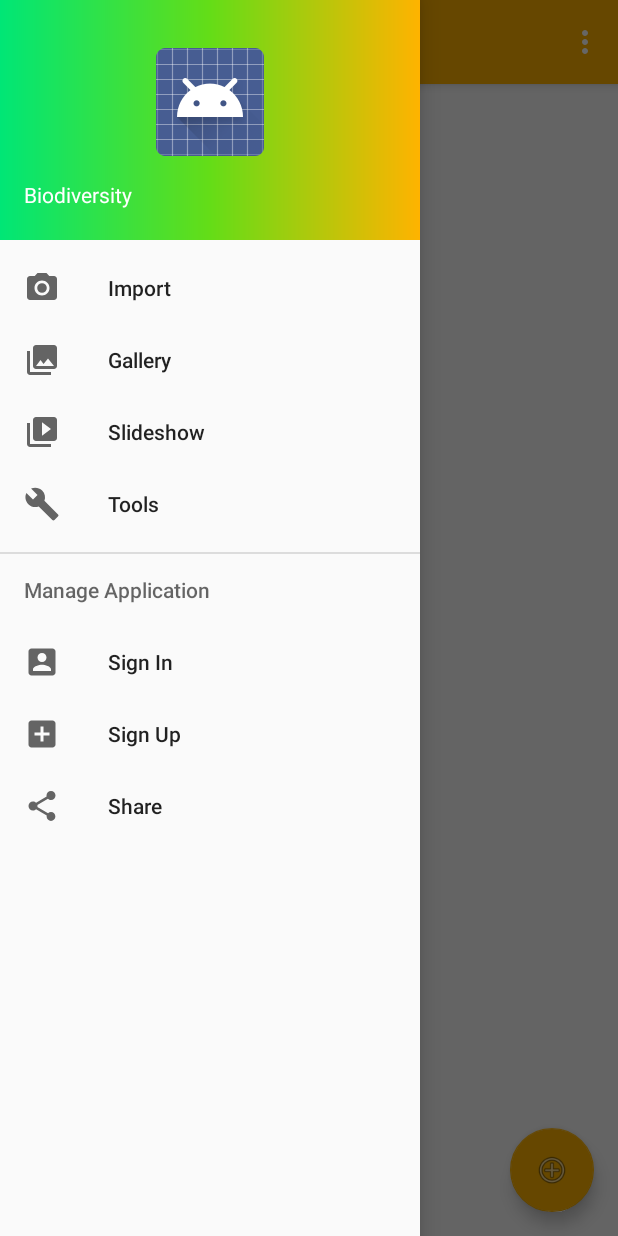
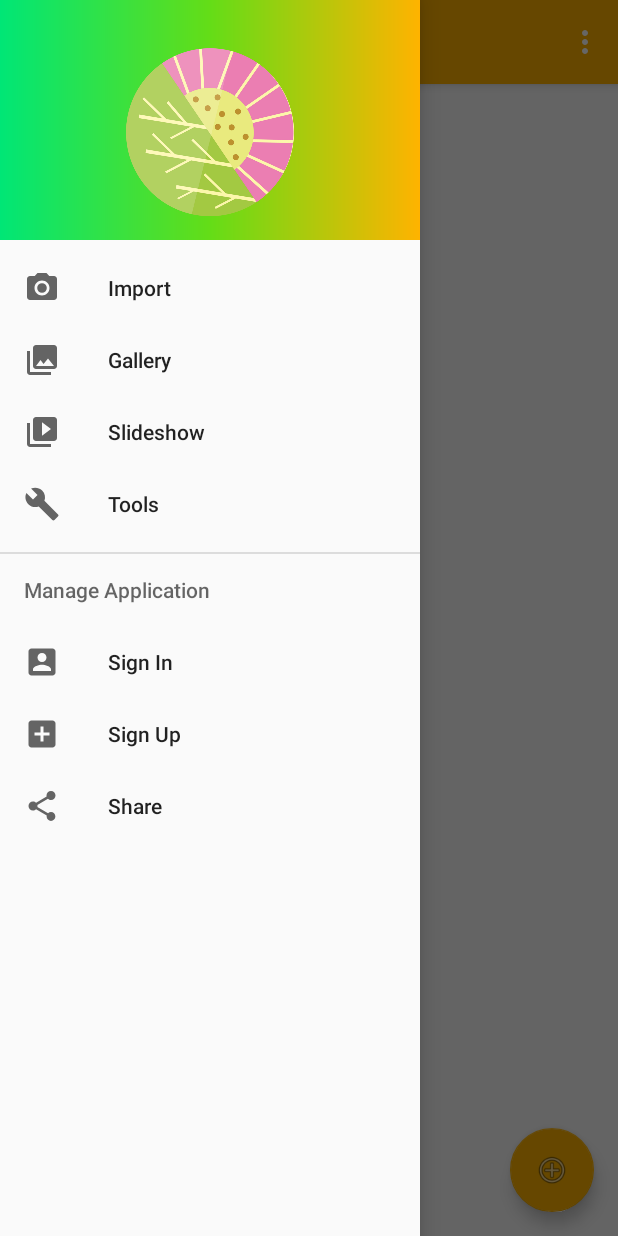
Before and after one commit to Gunadarma-Codecamp/peer-mobile, an Android app: the screen it shows after launch (MainActivity), with the side drawer open, on a phone screen of 412 x 824 dp. Run offline under Robolectric (Android 15) with nearby library versions, the phone set to English and light mode, and no system bars.

Commit message:
Edit Icon Android Navbar

```diff
--- a/app/src/main/res/layout/nav_header_main.xml
+++ b/app/src/main/res/layout/nav_header_main.xml
@@ -16,7 +16,7 @@
         android:layout_width="fill_parent"
         android:layout_height="wrap_content"
         android:paddingTop="@dimen/nav_header_vertical_spacing"
-        android:src="@android:drawable/sym_def_app_icon" />
+        android:src="@drawable/icon_biodiv" />
 
     <TextView
         android:layout_width="match_parent"
```
